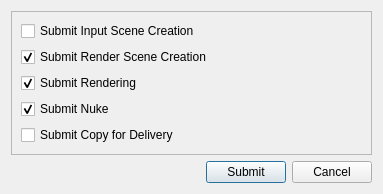
This is plugins/RenderingPipelinePlugin/assets/submissionDialog.ui in compix/MetadataManager as Qt 5 draws it before an edit. The edited form follows.
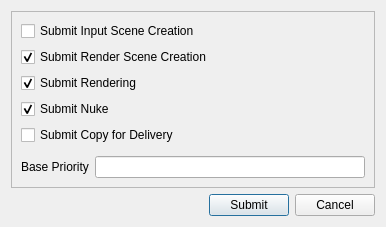
This is the edited form.

```diff
--- a/plugins/RenderingPipelinePlugin/assets/submissionDialog.ui
+++ b/plugins/RenderingPipelinePlugin/assets/submissionDialog.ui
@@ -9,8 +9,8 @@
    <rect>
     <x>0</x>
     <y>0</y>
-    <width>383</width>
-    <height>184</height>
+    <width>386</width>
+    <height>213</height>
    </rect>
   </property>
   <property name="windowTitle">
@@ -70,6 +70,23 @@
         </property>
        </widget>
       </item>
+      <item>
+       <layout class="QHBoxLayout" name="horizontalLayout_2">
+        <property name="topMargin">
+         <number>5</number>
+        </property>
+        <item>
+         <widget class="QLabel" name="label">
+          <property name="text">
+           <string>Base Priority</string>
+          </property>
+         </widget>
+        </item>
+        <item>
+         <widget class="QLineEdit" name="basePriorityEdit"/>
+        </item>
+       </layout>
+      </item>
      </layout>
     </widget>
    </item>
```
